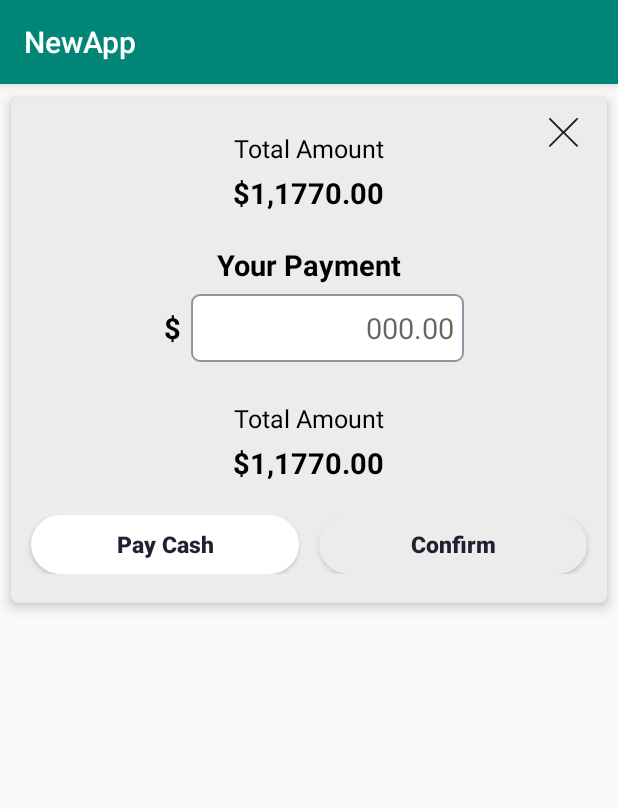
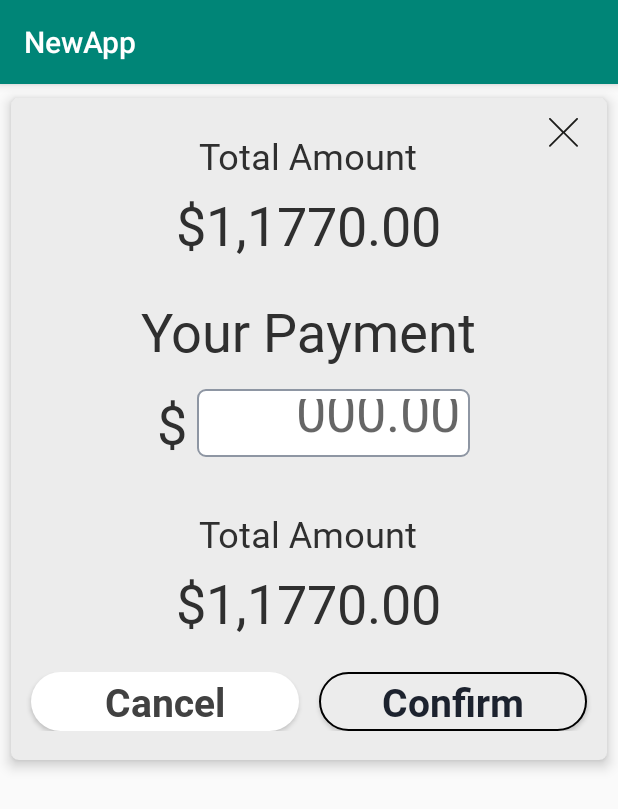
Before and after one commit to GondaSridhar007/NewPaymentApp, an Android app: the fragment SplitAmountPaymentFragment shown on its own in the app's theme, on a phone screen of 412 x 824 dp. Shown: the top 809 px of the screen. Run offline under Robolectric (Android 15) with nearby library versions, the phone set to English and light mode, and no system bars; our stand-ins replace sdp/ssp sizes; 1 statement that could not run was skipped.

Commit message:
done the changes

```diff
--- a/app/src/main/res/drawable/ic_confirm.xml
+++ b/app/src/main/res/drawable/ic_confirm.xml
@@ -1,7 +1,7 @@
 <?xml version="1.0" encoding="utf-8"?>
 <shape xmlns:android="http://schemas.android.com/apk/res/android"
     android:shape="rectangle">
-    <stroke android:color="#ECECEC"
+    <stroke android:color="#000000"
         android:width="1dp"/>
     <corners android:radius="50dp" />
     <solid android:color="#ECECEC" />
--- a/app/src/main/res/layout/fragment_payment_charging.xml
+++ b/app/src/main/res/layout/fragment_payment_charging.xml
@@ -16,10 +16,23 @@
         app:cardPreventCornerOverlap="true"
         app:cardUseCompatPadding="true">
 
+        <RelativeLayout
+            android:layout_width="match_parent"
+            android:layout_height="wrap_content">
+
+            <ImageView
+                android:id="@+id/imCancel"
+                android:layout_width="@dimen/_15sdp"
+                android:layout_height="@dimen/_15sdp"
+                android:layout_alignParentEnd="true"
+                android:layout_marginTop="@dimen/_10sdp"
+                android:layout_marginEnd="@dimen/_15sdp"
+                android:src="@drawable/ic_cancel" />
+
             <LinearLayout
                 android:layout_width="match_parent"
                 android:layout_height="wrap_content"
-            android:layout_margin="@dimen/_2sdp"
+                android:layout_marginTop="@dimen/_15sdp"
                 android:gravity="center"
                 android:orientation="vertical">
 
@@ -62,7 +75,8 @@
                     android:textColor="#7C7C7C"
                     android:textSize="21dp" />
             </LinearLayout>
-
+        </RelativeLayout>
     </android.support.v7.widget.CardView>
 
+
 </RelativeLayout>
--- a/app/src/main/res/layout/fragment_split_amount_payment.xml
+++ b/app/src/main/res/layout/fragment_split_amount_payment.xml
@@ -37,27 +37,28 @@
                     android:layout_width="wrap_content"
                     android:layout_height="wrap_content"
                     android:layout_margin="@dimen/_2sdp"
+                    android:fontFamily="@font/roboto_regular"
                     android:text="Total Amount"
-                    android:textColor="#000000"
-                    android:textSize="@dimen/_13sdp" />
+                    android:textColor="#FF2F2F2F"
+                    android:textSize="24dp" />
 
                 <TextView
                     android:layout_width="wrap_content"
                     android:layout_height="wrap_content"
                     android:layout_margin="@dimen/_2sdp"
+                    android:fontFamily="@font/roboto_regular"
                     android:text="$1,1770.00"
-                    android:textColor="#000000"
-                    android:textSize="@dimen/_15sdp"
-                    android:textStyle="bold" />
+                    android:textColor="#FF2F2F2F"
+                    android:textSize="36dp" />
 
                 <TextView
                     android:layout_width="wrap_content"
                     android:layout_height="wrap_content"
                     android:layout_marginTop="@dimen/_15sdp"
+                    android:fontFamily="@font/roboto_regular"
                     android:text="Your Payment"
-                    android:textColor="#000000"
-                    android:textSize="@dimen/_15sdp"
-                    android:textStyle="bold" />
+                    android:textColor="#FF2F2F2F"
+                    android:textSize="36dp" />
 
                 <LinearLayout
                     android:layout_width="wrap_content"
@@ -70,10 +71,10 @@
                         android:layout_width="wrap_content"
                         android:layout_height="wrap_content"
                         android:layout_margin="@dimen/_5sdp"
+                        android:fontFamily="@font/roboto_regular"
                         android:text="$"
-                        android:textColor="#000000"
-                        android:textSize="@dimen/_15sdp"
-                        android:textStyle="bold" />
+                        android:textColor="#FF2F2F2F"
+                        android:textSize="36dp" />
 
                     <EditText
                         android:layout_width="@dimen/_140sdp"
@@ -82,7 +83,7 @@
                         android:gravity="right|center"
                         android:hint="000.00"
                         android:padding="@dimen/_5sdp"
-                        android:textSize="@dimen/_15sdp" />
+                        android:textSize="36dp" />
                 </LinearLayout>
 
                 <TextView
@@ -90,18 +91,19 @@
                     android:layout_height="wrap_content"
                     android:layout_marginTop="@dimen/_15sdp"
                     android:layout_marginBottom="@dimen/_2sdp"
+                    android:fontFamily="@font/roboto_regular"
                     android:text="Total Amount"
-                    android:textColor="#000000"
-                    android:textSize="@dimen/_13sdp" />
+                    android:textColor="#FF2F2F2F"
+                    android:textSize="24dp" />
 
                 <TextView
                     android:layout_width="wrap_content"
                     android:layout_height="wrap_content"
                     android:layout_margin="@dimen/_2sdp"
+                    android:fontFamily="@font/roboto_regular"
                     android:text="$1,1770.00"
-                    android:textColor="#000000"
-                    android:textSize="@dimen/_15sdp"
-                    android:textStyle="bold" />
+                    android:textColor="#FF2F2F2F"
+                    android:textSize="36dp" />
 
                 <LinearLayout
                     android:layout_width="match_parent"
@@ -119,11 +121,11 @@
                         android:layout_marginEnd="@dimen/_5sdp"
                         android:layout_weight="1"
                         android:background="@drawable/ic_button_disconnected"
-                        android:text="Pay Cash"
+                        android:text="Cancel"
                         android:textAllCaps="false"
-                        android:textColor="#1E2332"
-                        android:textSize="@dimen/_12sdp"
-                        android:textStyle="bold" />
+                        android:textColor="#FF414141"
+                        android:textSize="26dp"
+                        android:fontFamily="@font/roboto_bold"/>
 
                     <Button
                         android:id="@+id/butPaySlitPay"
@@ -136,8 +138,8 @@
                         android:text="Confirm"
                         android:textAllCaps="false"
                         android:textColor="#1C222E"
-                        android:textSize="@dimen/_12sdp"
-                        android:textStyle="bold" />
+                        android:textSize="26dp"
+                        android:fontFamily="@font/roboto_bold" />
                 </LinearLayout>
             </LinearLayout>
         </RelativeLayout>
```
Lines whose indentation alone changed are shown as unchanged.
